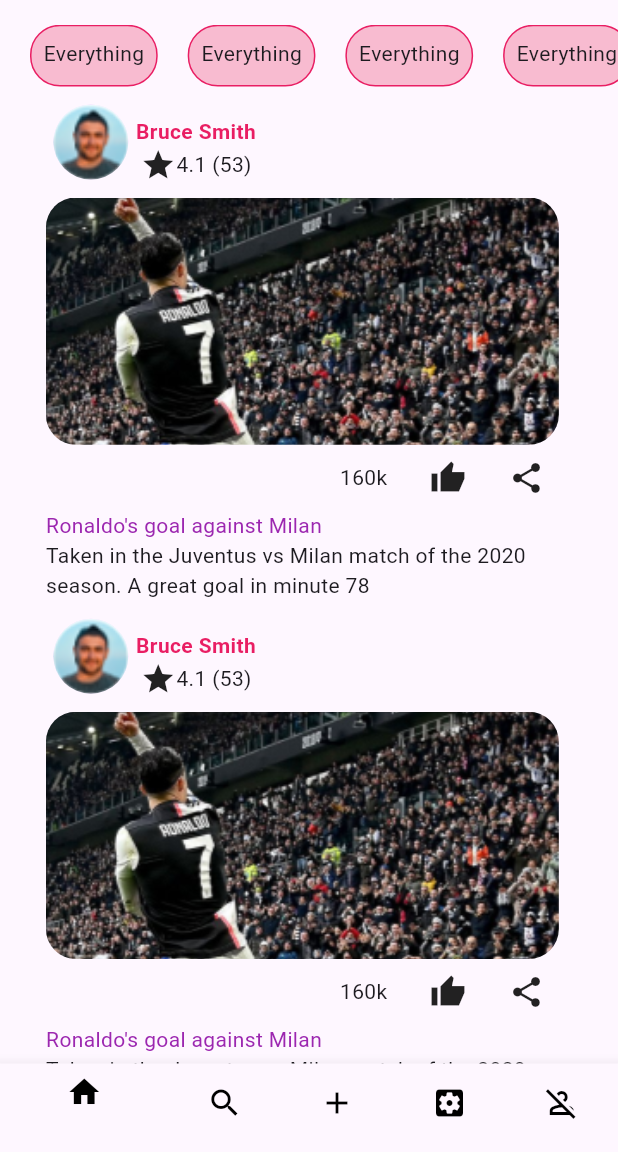
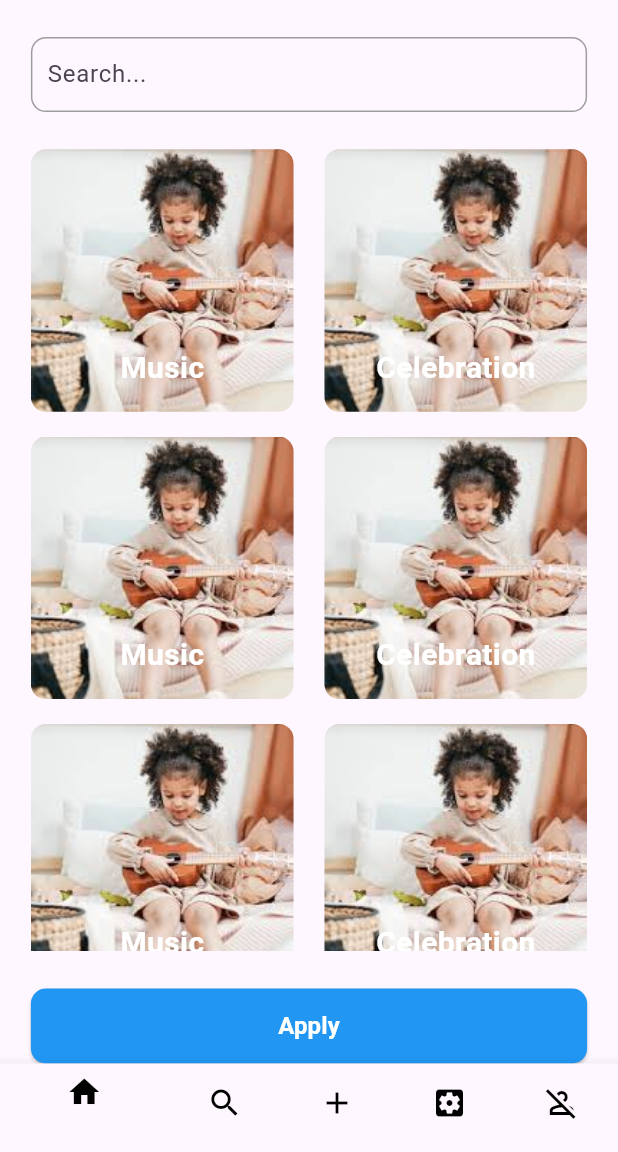
Before and after one commit to carolalex/Mimi, a Flutter app: the screen it shows after launch, after a tap on "Sign in", on a phone screen of 412 x 824 dp, the part 84-1236 px from its top. Run offline on Flutter 3.47's test engine with Material 3 defaults, Android fonts, the phone set to English and light mode, and no system bars.

Commit message:
category page with gridviewbuilder

```diff
--- /dev/null
+++ b/mimo_staticdesign/lib/category.dart
@@ -0,0 +1,136 @@
+import 'package:flutter/material.dart';
+import 'package:mimo_staticdesign/common_widgets/reusable_widget.dart';
+
+class Category_Page extends StatefulWidget {
+  const Category_Page({Key? key}) : super(key: key);
+
+  @override
+  State<Category_Page> createState() => _Category_PageState();
+}
+
+class Music {
+  final String title;
+  final String imagePath;
+
+  Music({required this.title, required this.imagePath});
+}
+
+class _Category_PageState extends State<Category_Page> {
+  final List<Music> musicList = [
+    Music(title: "Music", imagePath: "images/music.jpeg"),
+    Music(title: "Celebration", imagePath: "images/music.jpeg"),
+    Music(title: "Music", imagePath: "images/music.jpeg"),
+    Music(title: "Celebration", imagePath: "images/music.jpeg"),
+    Music(title: "Music", imagePath: "images/music.jpeg"),
+    Music(title: "Celebration", imagePath: "images/music.jpeg"),
+    Music(title: "Music", imagePath: "images/music.jpeg"),
+    Music(title: "Celebration", imagePath: "images/music.jpeg"),
+    Music(title: "Music", imagePath: "images/music.jpeg"),
+    Music(title: "Celebration", imagePath: "images/music.jpeg"),
+    Music(title: "Music", imagePath: "images/music.jpeg"),
+    Music(title: "Celebration", imagePath: "images/music.jpeg")
+    // Add more items as needed
+  ];
+
+  @override
+  Widget build(BuildContext context) {
+    Size size = MediaQuery.of(context).size;
+    return Scaffold(
+      appBar: Appbar_widget(),
+      body: Column(
+        children: [
+          Padding(
+            padding: EdgeInsets.only(
+                left: size.width * 0.05,
+                right: size.width * 0.05,
+                top: size.height * 0.03),
+            child: Container(
+              decoration: BoxDecoration(
+                borderRadius: BorderRadius.circular(10),
+                border: Border.all(
+                  color: Colors.grey,
+                  width: 1.0,
+                ),
+              ),
+              child: TextField(
+                decoration: InputDecoration(
+                  contentPadding: EdgeInsets.symmetric(horizontal: 10),
+                  hintText: "Search...",
+                  border: InputBorder.none,
+                ),
+              ),
+            ),
+          ),
+          Expanded(
+            child: Padding(
+              padding: EdgeInsets.symmetric(
+                  horizontal: size.width * 0.05, vertical: size.height * 0.03),
+              child: GridView.builder(
+                gridDelegate: SliverGridDelegateWithFixedCrossAxisCount(
+                  crossAxisCount: 2,
+                  crossAxisSpacing: size.width * 0.05,
+                  mainAxisSpacing: size.height * 0.02,
+                ),
+                itemCount: musicList.length,
+                itemBuilder: (context, index) {
+                  return Container_widget(music: musicList[index]);
+                },
+              ),
+            ),
+          ),
+          ElevatedButton(
+            onPressed: () {},
+            style: ElevatedButton.styleFrom(
+                backgroundColor: Colors.blue,
+                foregroundColor: Colors.white,
+                minimumSize: Size(
+                  size.width * 0.9,
+                  50,
+                ),
+                shape: RoundedRectangleBorder(
+                    borderRadius: BorderRadius.circular(10))),
+            child: Text(
+              "Apply",
+              style: TextStyle(fontWeight: FontWeight.bold, fontSize: 16),
+            ),
+          ),
+        ],
+      ),
+      bottomNavigationBar: Bottomnavigationbar_widget(),
+    );
+  }
+}
+
+class Container_widget extends StatelessWidget {
+  final Music music;
+
+  Container_widget({Key? key, required this.music}) : super(key: key);
+
+  @override
+  Widget build(BuildContext context) {
+    Size size = MediaQuery.of(context).size;
+    return Container(
+      decoration: BoxDecoration(
+        borderRadius: BorderRadius.circular(10),
+        image: DecorationImage(
+          image: AssetImage(music.imagePath),
+          fit: BoxFit.cover,
+        ),
+      ),
+      child: Align(
+        alignment: Alignment.bottomCenter,
+        child: FractionalTranslation(
+          translation: Offset(0.0, -0.5),
+          child: Text(
+            music.title,
+            style: TextStyle(
+              color: Colors.white,
+              fontSize: 20,
+              fontWeight: FontWeight.bold,
+            ),
+          ),
+        ),
+      ),
+    );
+  }
+}
--- a/mimo_staticdesign/lib/common_widgets/reusable_widget.dart
+++ b/mimo_staticdesign/lib/common_widgets/reusable_widget.dart
@@ -188,3 +188,89 @@ class _Custom_TextFormFieldsState extends State<Custom_TextFormFields> {
     );
   }
 }
+
+class Appbar_widget extends StatelessWidget implements PreferredSizeWidget {
+  const Appbar_widget({
+    super.key,
+  });
+
+  @override
+  Widget build(BuildContext context) {
+    return AppBar(
+      leading: Image.asset("images/Logo.png"),
+      title: const Text("Mimo"),
+      actions: [
+        Padding(
+          padding: const EdgeInsets.all(8.0),
+          child: Container(
+            width: 100,
+            height: 8,
+            decoration: BoxDecoration(
+              color: Colors.white,
+              borderRadius: BorderRadius.circular(20),
+              border: Border.all(
+                width: 1,
+                color: Colors.grey,
+              ),
+            ),
+            child: const Row(
+              children: [
+                Padding(
+                  padding: EdgeInsets.all(8.0),
+                  child: Icon(
+                    Icons.filter_1_outlined,
+                    color: Colors.grey,
+                  ),
+                ),
+                Text(
+                  "Filter",
+                  style: TextStyle(
+                      color: Colors.grey, fontWeight: FontWeight.bold),
+                ),
+              ],
+            ),
+          ),
+        ),
+        const Padding(
+          padding: EdgeInsets.all(8.0),
+          child: CircleAvatar(child: Icon(Icons.notifications_active)),
+        ),
+      ],
+    );
+  }
+
+  @override
+  Size get preferredSize => Size.fromHeight(kToolbarHeight);
+}
+
+class Bottomnavigationbar_widget extends StatelessWidget {
+  const Bottomnavigationbar_widget({
+    super.key,
+  });
+
+  @override
+  Widget build(BuildContext context) {
+    return BottomNavigationBar(items: const <BottomNavigationBarItem>[
+      BottomNavigationBarItem(
+        icon: Icon(Icons.home, color: Colors.black),
+        label: '',
+      ),
+      BottomNavigationBarItem(
+        icon: Icon(Icons.search, color: Colors.black),
+        label: '',
+      ),
+      BottomNavigationBarItem(
+        icon: Icon(Icons.add, color: Colors.black),
+        label: '',
+      ),
+      BottomNavigationBarItem(
+        icon: Icon(Icons.settings_applications, color: Colors.black),
+        label: '',
+      ),
+      BottomNavigationBarItem(
+        icon: Icon(Icons.person_off_outlined, color: Colors.black),
+        label: '',
+      ),
+    ]);
+  }
+}
--- a/mimo_staticdesign/lib/filter.dart
+++ b/mimo_staticdesign/lib/filter.dart
@@ -1,4 +1,5 @@
 import 'package:flutter/material.dart';
+import 'package:mimo_staticdesign/common_widgets/reusable_widget.dart';
 
 class Filter extends StatefulWidget {
   const Filter({Key? key}) : super(key: key);
@@ -13,47 +14,7 @@ class _FilterState extends State<Filter> {
   Widget build(BuildContext context) {
     Size size = MediaQuery.of(context).size;
     return Scaffold(
-      appBar: AppBar(
-        leading: Image.asset("images/Logo.png"),
-        title: const Text("Mimo"),
-        actions: [
-          Padding(
-            padding: const EdgeInsets.all(8.0),
-            child: Container(
-              width: 100,
-              height: 8,
-              decoration: BoxDecoration(
-                color: Colors.white,
-                borderRadius: BorderRadius.circular(20),
-                border: Border.all(
-                  width: 1,
-                  color: Colors.grey,
-                ),
-              ),
-              child: const Row(
-                children: [
-                  Padding(
-                    padding: EdgeInsets.all(8.0),
-                    child: Icon(
-                      Icons.filter_1_outlined,
-                      color: Colors.grey,
-                    ),
-                  ),
-                  Text(
-                    "Filter",
-                    style: TextStyle(
-                        color: Colors.grey, fontWeight: FontWeight.bold),
-                  ),
-                ],
-              ),
-            ),
-          ),
-          const Padding(
-            padding: EdgeInsets.all(8.0),
-            child: CircleAvatar(child: Icon(Icons.notifications_active)),
-          ),
-        ],
-      ),
+      appBar: Appbar_widget(),
       body: Column(
         children: [
           SizedBox(
@@ -103,31 +64,11 @@ class _FilterState extends State<Filter> {
         ],
       ),
       bottomNavigationBar:
-          BottomNavigationBar(items: const <BottomNavigationBarItem>[
-        BottomNavigationBarItem(
-          icon: Icon(Icons.home, color: Colors.black),
-          label: '',
-        ),
-        BottomNavigationBarItem(
-          icon: Icon(Icons.search, color: Colors.black),
-          label: '',
-        ),
-        BottomNavigationBarItem(
-          icon: Icon(Icons.add, color: Colors.black),
-          label: '',
-        ),
-        BottomNavigationBarItem(
-          icon: Icon(Icons.settings_applications, color: Colors.black),
-          label: '',
-        ),
-        BottomNavigationBarItem(
-          icon: Icon(Icons.person_off_outlined, color: Colors.black),
-          label: '',
-        ),
-      ]),
+          Bottomnavigationbar_widget(),
     );
   }
 }
+
 
 class CustomContainerBuilder {
   Widget? child;
--- a/mimo_staticdesign/lib/login.dart
+++ b/mimo_staticdesign/lib/login.dart
@@ -1,4 +1,5 @@
 import 'package:flutter/material.dart';
+import 'package:mimo_staticdesign/category.dart';
 import 'package:mimo_staticdesign/common_widgets/reusable_widget.dart';
 import 'package:mimo_staticdesign/filter.dart';
 import 'package:mimo_staticdesign/otp.dart';
@@ -102,7 +103,7 @@ class _Login_pageState extends State<Login_page> {
                   Navigator.push(
                     context,
                     MaterialPageRoute(
-                      builder: (context) => Filter(),
+                      builder: (context) => Category_Page(),
                     ),
                   );
                 },
--- a/mimo_staticdesign/pubspec.yaml
+++ b/mimo_staticdesign/pubspec.yaml
@@ -71,6 +71,7 @@ flutter:
    - images/img2.png
    - images/pro1.png
    - images/pro2.png
+   - images/music.jpeg
 
 
   #   - images/a_dot_ham.jpeg
```
Also changed, not shown: mimo_staticdesign/images/music.jpeg (added), mimo_staticdesign/pubspec.lock, 1 other file.
